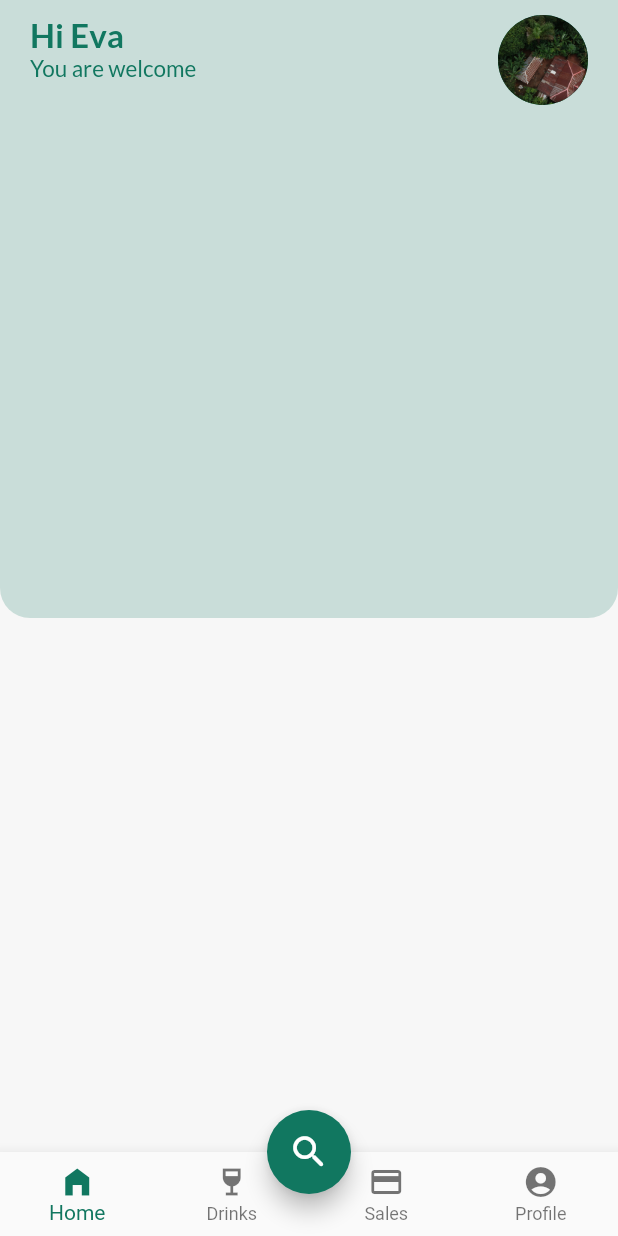
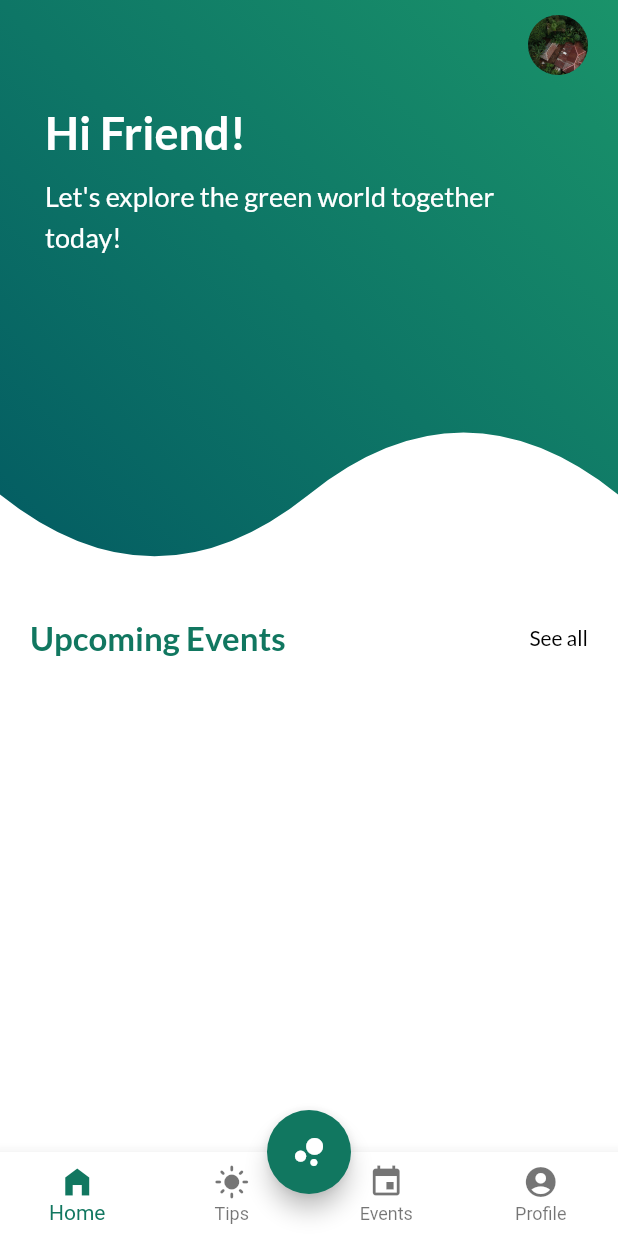
Before and after one commit to yunweneric/Greeniser, a Flutter app: the MainPage screen opened by its route, on a phone screen of 412 x 824 dp. Run offline on Flutter 3.47's test engine with Material 2 defaults, Android fonts, the phone set to English and light mode, and no system bars; our stand-ins replace awesome_dialog, cached_network_image, device_preview, flutter_svg, fluttertoast, font_awesome_flutter and 3 more; accounts and stored records are empty.

Commit message:
added event and tips shortcut

```diff
--- a/lib/routes/AppRoutes.dart
+++ b/lib/routes/AppRoutes.dart
@@ -6,4 +6,5 @@ class AppRoutes {
   static const String profile = "/Profile";
   static const String onBoardingPage = "/onBoardingPage";
   static const String homeScreen = "/homeScreen";
+  static const String today = "/today";
 }
--- a/lib/routes/onGeneratedRoute.dart
+++ b/lib/routes/onGeneratedRoute.dart
@@ -2,6 +2,7 @@ import 'package:flutter/material.dart';
 import 'package:greeniser/screens/OnBoarding/OnBoadingPage.dart';
 import 'package:greeniser/screens/app/HomePage.dart';
 import 'package:greeniser/screens/app/MainPage.dart';
+import 'package:greeniser/screens/app/TodayPage.dart';
 import 'package:greeniser/screens/auth/login.dart';
 import 'package:greeniser/screens/auth/signUp.dart';
 
@@ -17,6 +18,9 @@ class Routegenerator {
       case (AppRoutes.onBoardingPage):
         return MaterialPageRoute(builder: (context) => OnBoardingPage());
 
+      case (AppRoutes.today):
+        return MaterialPageRoute(builder: (context) => TodayPage());
+
       case (AppRoutes.createAccount):
         return MaterialPageRoute(builder: (context) => SignUp());
 
--- a/lib/screens/OnBoarding/OnBoadingPage.dart
+++ b/lib/screens/OnBoarding/OnBoadingPage.dart
@@ -17,7 +17,7 @@ class _OnBoardingPageState extends State<OnBoardingPage> {
 
   void _onIntroEnd(context) {
     Navigator.pushNamedAndRemoveUntil(
-        context, AppRoutes.homeScreen, (route) => false);
+        context, AppRoutes.mainPage, (route) => false);
   }
 
   Widget _buildFullscrenImage() {
@@ -117,7 +117,7 @@ class _OnBoardingPageState extends State<OnBoardingPage> {
             width: screenWidth(context) / 2,
             child: ElevatedButton(
               onPressed: () {
-                introKey.currentState?.animateScroll(0);
+                _onIntroEnd(context);
               },
               child: const Text(
                 'Start',
--- a/lib/screens/app/HomePage.dart
+++ b/lib/screens/app/HomePage.dart
@@ -1,6 +1,7 @@
 import 'package:cached_network_image/cached_network_image.dart';
 import 'package:flutter/material.dart';
 import 'package:google_fonts/google_fonts.dart';
+import 'package:greeniser/utilities/CustomClipper.dart';
 import '../../utilities/constants.dart';
 
 class HomePage extends StatefulWidget {
@@ -14,56 +15,43 @@ class _HomePageState extends State<HomePage> {
   @override
   Widget build(BuildContext context) {
     return Scaffold(
-      backgroundColor: kscaffoldBgColor,
+      backgroundColor: kscaffoldBgColor2,
       body: SingleChildScrollView(
         child: Column(
           children: [
-            Container(
+            ClipPath(
+              clipper: CurveClipper(),
+              child: Container(
                 height: screenHeight(context) / 2,
                 decoration: BoxDecoration(
+                  gradient: LinearGradient(
+                      begin: Alignment.topRight,
+                      end: Alignment.bottomLeft,
+                      colors: [Color(0XFF1A936A), Color(0xff025962)]),
                   borderRadius: BorderRadius.only(
                     bottomLeft: Radius.circular(20),
                     bottomRight: Radius.circular(20),
                   ),
-                color: kbluecover2,
+                  // color: kbluecover2,
                 ),
                 child: SafeArea(
-                child: Padding(
+                  child: Column(
+                    crossAxisAlignment: CrossAxisAlignment.start,
+                    children: [
+                      Padding(
                         padding: const EdgeInsets.symmetric(
                           horizontal: 20.0,
                           vertical: 10,
                         ),
                         child: Row(
-                    mainAxisAlignment: MainAxisAlignment.spaceBetween,
-                    crossAxisAlignment: CrossAxisAlignment.start,
+                          mainAxisAlignment: MainAxisAlignment.end,
                           children: [
-                      Column(
-                        crossAxisAlignment: CrossAxisAlignment.start,
-                        mainAxisAlignment: MainAxisAlignment.start,
-                        children: [
-                          Text(
-                            'Hi Eva',
-                            style: GoogleFonts.lato(
-                              fontSize: 22.0,
-                              fontWeight: FontWeight.w600,
-                              color: kprimaryColor,
+                            CircleAvatar(
+                              radius: 20,
+                              backgroundColor: kprimaryColor,
+                              backgroundImage: AssetImage(
+                                "assets/images/climate3.jpg",
                               ),
-                          ),
-                          Text(
-                            'You are welcome',
-                            style: GoogleFonts.lato(
-                              fontSize: 15.0,
-                              fontWeight: FontWeight.w500,
-                              color: kprimaryColor,
-                            ),
-                          ),
-                        ],
-                      ),
-                      CircleAvatar(
-                        radius: 30,
-                        backgroundColor: kprimaryColor,
-                        backgroundImage:
-                            AssetImage("assets/images/climate3.jpg"),
 
                               // CachedNetworkImage(
                               //   imageUrl: "assets/images/drink3.jpg",
@@ -72,6 +60,74 @@ class _HomePageState extends State<HomePage> {
                           ],
                         ),
                       ),
+                      Padding(
+                        padding: const EdgeInsets.symmetric(
+                          horizontal: 30.0,
+                          vertical: 10,
+                        ),
+                        child: Column(
+                          crossAxisAlignment: CrossAxisAlignment.start,
+                          mainAxisAlignment: MainAxisAlignment.start,
+                          children: [
+                            Text(
+                              'Hi Friend!',
+                              style: GoogleFonts.lato(
+                                fontSize: 30.0,
+                                fontWeight: FontWeight.w600,
+                                color: Colors.white,
+                              ),
+                            ),
+                            SizedBox(
+                              height: 10,
+                            ),
+                            Text(
+                              "Let's explore the green world together today!",
+                              style: GoogleFonts.lato(
+                                fontSize: 18.0,
+                                fontWeight: FontWeight.w500,
+                                color: Colors.white,
+                                height: 1.5,
+                              ),
+                            ),
+                          ],
+                        ),
+                      ),
+                    ],
+                  ),
+                ),
+              ),
+            ),
+            Padding(
+              padding: const EdgeInsets.symmetric(horizontal: 20.0),
+              child: Column(
+                children: [
+                  Row(
+                    mainAxisAlignment: MainAxisAlignment.spaceBetween,
+                    crossAxisAlignment: CrossAxisAlignment.center,
+                    children: [
+                      Text(
+                        "Upcoming Events",
+                        style: GoogleFonts.lato(
+                          textStyle: TextStyle(
+                            fontSize: 22.0,
+                            fontWeight: FontWeight.w700,
+                            color: kprimaryColor,
+                          ),
+                        ),
+                      ),
+                      Text(
+                        "See all",
+                        style: GoogleFonts.lato(
+                          textStyle: TextStyle(
+                            fontSize: 14.0,
+                            fontWeight: FontWeight.w500,
+                            color: Colors.black,
+                          ),
+                        ),
+                      ),
+                    ],
+                  )
+                ],
               ),
             )
           ],
--- a/lib/screens/app/MainPage.dart
+++ b/lib/screens/app/MainPage.dart
@@ -1,6 +1,7 @@
 import 'package:flutter/material.dart';
+import 'package:greeniser/routes/AppRoutes.dart';
 import 'package:greeniser/screens/app/Addrink.dart';
-import 'package:greeniser/screens/app/CategoryPage.dart';
+import 'package:greeniser/screens/app/EventsPage.dart';
 import 'package:greeniser/screens/app/HomePage.dart';
 import 'package:greeniser/screens/app/ProfilePage.dart';
 import 'package:greeniser/utilities/constants.dart';
@@ -42,7 +43,7 @@ class _MainPageState extends State<MainPage> {
   static const List<Widget> _widgetOptions = <Widget>[
     HomePage(),
     AddDrink(),
-    CategoryPage(),
+    EventPage(),
     ProfilePage()
   ];
 
@@ -61,6 +62,7 @@ class _MainPageState extends State<MainPage> {
         child: _widgetOptions.elementAt(_selectedIndex),
       ),
       bottomNavigationBar: BottomNavigationBar(
+        backgroundColor: kscaffoldBgColor2,
         selectedItemColor: kprimaryColor,
         type: BottomNavigationBarType.fixed,
         items: const <BottomNavigationBarItem>[
@@ -69,12 +71,12 @@ class _MainPageState extends State<MainPage> {
             title: Text('Home'),
           ),
           BottomNavigationBarItem(
-            icon: Icon(Icons.wine_bar),
-            title: Text('Drinks'),
+            icon: Icon(Icons.light_mode),
+            title: Text('Tips'),
           ),
           BottomNavigationBarItem(
-            icon: Icon(Icons.credit_card),
-            title: Text('Sales'),
+            icon: Icon(Icons.event),
+            title: Text('Events'),
           ),
           BottomNavigationBarItem(
             icon: Icon(Icons.account_circle),
@@ -94,13 +96,15 @@ class _MainPageState extends State<MainPage> {
                   mainAxisAlignment: MainAxisAlignment.center,
                   children: [
                     Icon(
-                      Icons.search_rounded,
+                      Icons.bubble_chart,
                       size: 28.0,
                     )
                   ],
                 ),
               ),
-              onPressed: () async {},
+              onPressed: () async {
+                Navigator.pushNamed(context, AppRoutes.today);
+              },
             )
           : null,
       floatingActionButtonLocation:
--- /dev/null
+++ b/lib/utilities/CustomClipper.dart
@@ -0,0 +1,36 @@
+import 'package:flutter/material.dart';
+
+class CurveClipper extends CustomClipper<Path> {
+  @override
+  Path getClip(Size size) {
+    Path path = Path();
+    path.lineTo(0, 4 * size.height / 5);
+    Offset curvePoint1 = Offset(size.width / 4, size.height);
+    Offset centerPoint = Offset(size.width / 2, 4 * size.height / 5);
+    path.quadraticBezierTo(
+      curvePoint1.dx,
+      curvePoint1.dy,
+      centerPoint.dx,
+      centerPoint.dy,
+    );
+    Offset curvePoint2 = Offset(3 * size.width / 4, 3 * size.height / 5);
+    Offset endPoint = Offset(size.width, 4 * size.height / 5);
+    path.quadraticBezierTo(
+      curvePoint2.dx,
+      curvePoint2.dy,
+      endPoint.dx,
+      endPoint.dy,
+    );
+    path.lineTo(size.width, 0);
+    path.close();
+
+    // throw UnimplementedError();
+    return path;
+  }
+
+  @override
+  bool shouldReclip(CustomClipper<Path> oldClipper) {
+    // throw UnimplementedError();
+    return false;
+  }
+}
```
Also changed, not shown: lib/screens/app/CategoryPage.dart (deleted, +0 -15 lines), lib/screens/app/EventsPage.dart (added, +196 -0 lines), lib/screens/app/TodayPage.dart (added, +109 -0 lines). Lines whose indentation alone changed are shown as unchanged.
